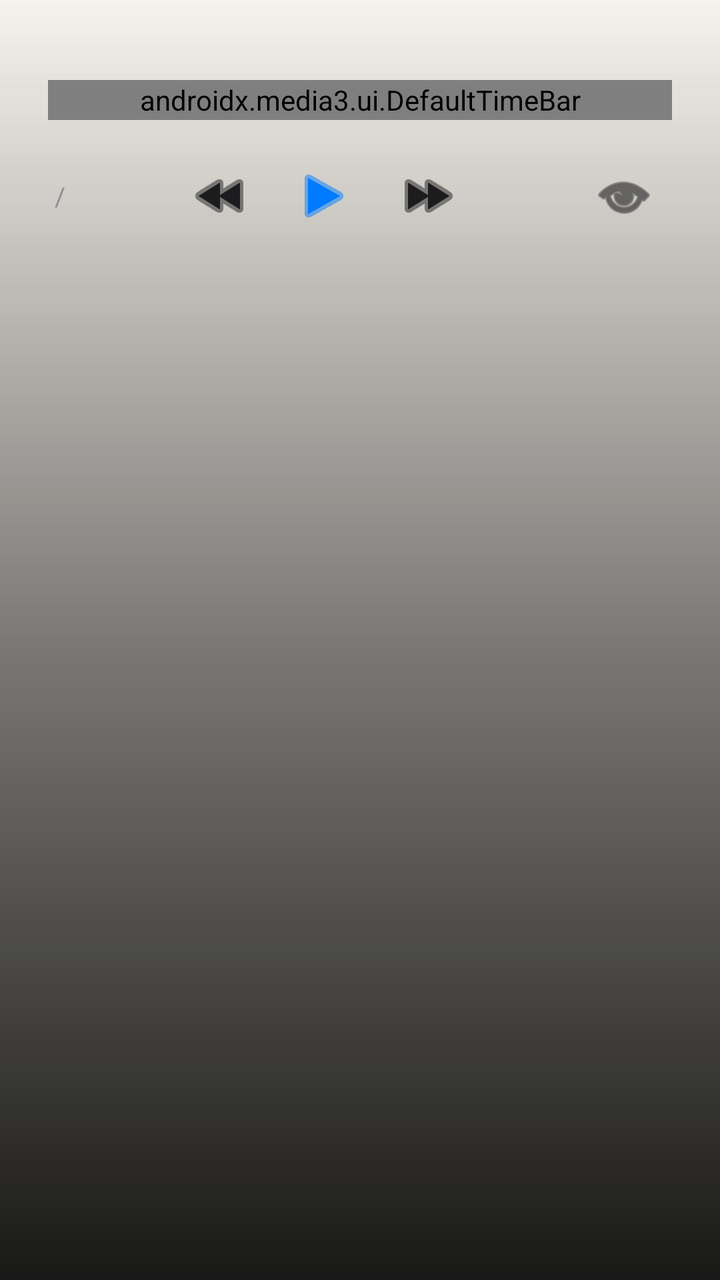
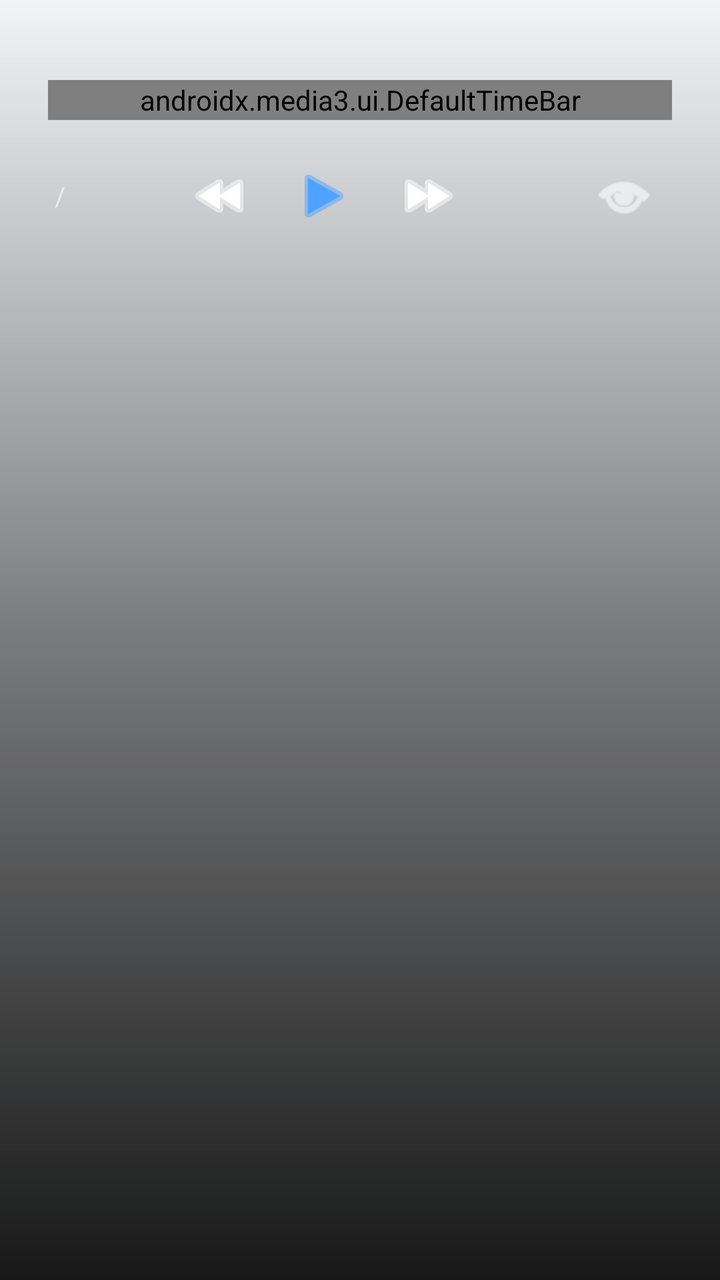

Two renders of the same Android screen: before a commit and after it. Below are the layout's source before the change and the commit's diff.
<!-- AndroidManifest.xml: application theme Theme.IPTVPlayer -->
<!-- res/layout/player_controls.xml -->
<?xml version="1.0" encoding="utf-8"?>
<LinearLayout xmlns:android="http://schemas.android.com/apk/res/android"
    xmlns:app="http://schemas.android.com/apk/res-auto"
    android:id="@+id/exo_controller"
    android:layout_width="match_parent"
    android:layout_height="wrap_content"
    android:layout_gravity="bottom"
    android:orientation="vertical"
    android:background="@drawable/bg_bottom_scrim"
    android:paddingStart="24dp"
    android:paddingEnd="24dp"
    android:paddingBottom="20dp"
    android:paddingTop="40dp">

    
    <androidx.media3.ui.DefaultTimeBar
        android:id="@+id/exo_progress"
        android:layout_width="match_parent"
        android:layout_height="20dp"
        app:played_color="@color/primary"
        app:buffered_color="#66FFFFFF"
        app:unplayed_color="#44FFFFFF"
        app:scrubber_color="@color/accent"
        app:bar_height="4dp"
        app:scrubber_enabled_size="14dp" />

    <LinearLayout
        android:layout_width="match_parent"
        android:layout_height="wrap_content"
        android:orientation="horizontal"
        android:gravity="center_vertical"
        android:layout_marginTop="10dp">

        <TextView
            android:id="@+id/exo_position"
            android:layout_width="wrap_content"
            android:layout_height="wrap_content"
            android:textColor="@color/text_primary"
            android:textSize="13sp"
            android:fontFamily="monospace" />

        <TextView
            android:layout_width="wrap_content"
            android:layout_height="wrap_content"
            android:text=" / "
            android:textColor="@color/text_hint"
            android:textSize="13sp" />

        <TextView
            android:id="@+id/exo_duration"
            android:layout_width="wrap_content"
            android:layout_height="wrap_content"
            android:textColor="@color/text_secondary"
            android:textSize="13sp"
            android:fontFamily="monospace" />

        <View
            android:layout_width="0dp"
            android:layout_height="1dp"
            android:layout_weight="1" />

        <ImageButton
            android:id="@+id/exo_rew"
            android:layout_width="48dp"
            android:layout_height="48dp"
            android:src="@android:drawable/ic_media_rew"
            android:tint="@color/text_primary"
            android:background="?attr/selectableItemBackgroundBorderless"
            android:contentDescription="快退"
            android:focusable="true" />

        <ImageButton
            android:id="@+id/exo_play"
            android:layout_width="56dp"
            android:layout_height="56dp"
            android:src="@android:drawable/ic_media_play"
            android:tint="@color/primary"
            android:background="?attr/selectableItemBackgroundBorderless"
            android:contentDescription="播放" />

        <ImageButton
            android:id="@+id/exo_pause"
            android:layout_width="56dp"
            android:layout_height="56dp"
            android:src="@android:drawable/ic_media_pause"
            android:tint="@color/primary"
            android:background="?attr/selectableItemBackgroundBorderless"
            android:contentDescription="暂停"
            android:visibility="gone" />

        <ImageButton
            android:id="@+id/exo_ffwd"
            android:layout_width="48dp"
            android:layout_height="48dp"
            android:src="@android:drawable/ic_media_ff"
            android:tint="@color/text_primary"
            android:background="?attr/selectableItemBackgroundBorderless"
            android:contentDescription="快进" />

        <View
            android:layout_width="0dp"
            android:layout_height="1dp"
            android:layout_weight="1" />

        <ImageButton
            android:id="@+id/exo_fullscreen"
            android:layout_width="48dp"
            android:layout_height="48dp"
            android:src="@android:drawable/ic_menu_view"
            android:tint="@color/text_primary"
            android:background="?attr/selectableItemBackgroundBorderless"
            android:contentDescription="全屏" />
    </LinearLayout>
</LinearLayout>
<!-- resources referenced by this layout -->
<resources>
  <color name="accent">#FF007AFF</color>
  <color name="primary">#FF007AFF</color>
  <color name="text_hint">#FF8E8E93</color>
  <color name="text_primary">#FF1C1C1E</color>
  <color name="text_secondary">#FF6E6E73</color>
  <!-- drawable bg_bottom_scrim (drawable) -->
  <?xml version="1.0" encoding="utf-8"?>
  <shape xmlns:android="http://schemas.android.com/apk/res/android"
      android:shape="rectangle">
      <gradient
          android:angle="90"
          android:startColor="#E6000000"
          android:centerColor="#80000000"
          android:endColor="#00000000"
          android:type="linear" />
  </shape>
  <style name="Theme.IPTVPlayer" parent="Theme.MaterialComponents.NoActionBar">
          <item name="colorPrimary">@color/primary</item>
          <item name="colorPrimaryDark">@color/background</item>
          <item name="colorAccent">@color/accent</item>
          <item name="colorSecondary">@color/accent</item>
          <item name="android:windowBackground">@color/background</item>
          <item name="android:textColorPrimary">@color/text_primary</item>
          <item name="android:textColorSecondary">@color/text_secondary</item>
          <item name="android:textColorHint">@color/text_hint</item>
          <item name="android:windowNoTitle">true</item>
          <item name="android:windowFullscreen">false</item>
  
          
          <item name="alertDialogTheme">@style/Theme.IPTVPlayer.Dialog</item>
          <item name="materialAlertDialogTheme">@style/Theme.IPTVPlayer.Dialog</item>
      </style>
  <color name="background">#FFF6F3EC</color>
  <style name="Theme.IPTVPlayer.Dialog" parent="ThemeOverlay.MaterialComponents.Dialog.Alert">
          <item name="colorSurface">@color/surface</item>
          <item name="colorOnSurface">@color/text_primary</item>
          <item name="colorPrimary">@color/primary</item>
          <item name="colorAccent">@color/primary</item>
          <item name="android:textColorPrimary">@color/text_primary</item>
          <item name="android:textColorSecondary">@color/text_secondary</item>
          <item name="android:textColorHint">@color/text_hint</item>
          <item name="android:windowBackground">@drawable/bg_dialog_dark</item>
          <item name="buttonBarPositiveButtonStyle">@style/DialogButton</item>
          <item name="buttonBarNegativeButtonStyle">@style/DialogButton</item>
          <item name="buttonBarNeutralButtonStyle">@style/DialogButton</item>
      </style>
  <color name="surface">#FFFFFDF8</color>
  <!-- drawable bg_dialog_dark (drawable) -->
  <?xml version="1.0" encoding="utf-8"?>
  <shape xmlns:android="http://schemas.android.com/apk/res/android"
      android:shape="rectangle">
      <solid android:color="#FFFFFDF8" />
      <corners android:radius="28dp" />
      <stroke
          android:width="1dp"
          android:color="#1A3A3528" />
  </shape>
  <style name="DialogButton" parent="Widget.MaterialComponents.Button.TextButton.Dialog">
          <item name="android:textColor">@color/primary</item>
          <item name="android:textSize">15sp</item>
      </style>
</resources>

<!-- the commit's change to res/layout/player_controls.xml (unified diff, before → after) -->
@@ -35,7 +35,7 @@
             android:id="@+id/exo_position"
             android:layout_width="wrap_content"
             android:layout_height="wrap_content"
-            android:textColor="@color/text_primary"
+            android:textColor="#FFFFFFFF"
             android:textSize="13sp"
             android:fontFamily="monospace" />
 
@@ -43,14 +43,14 @@
             android:layout_width="wrap_content"
             android:layout_height="wrap_content"
             android:text=" / "
-            android:textColor="@color/text_hint"
+            android:textColor="#99FFFFFF"
             android:textSize="13sp" />
 
         <TextView
             android:id="@+id/exo_duration"
             android:layout_width="wrap_content"
             android:layout_height="wrap_content"
-            android:textColor="@color/text_secondary"
+            android:textColor="#B3FFFFFF"
             android:textSize="13sp"
             android:fontFamily="monospace" />
 
@@ -64,7 +64,7 @@
             android:layout_width="48dp"
             android:layout_height="48dp"
             android:src="@android:drawable/ic_media_rew"
-            android:tint="@color/text_primary"
+            android:tint="#FFFFFFFF"
             android:background="?attr/selectableItemBackgroundBorderless"
             android:contentDescription="快退"
             android:focusable="true" />
@@ -74,7 +74,7 @@
             android:layout_width="56dp"
             android:layout_height="56dp"
             android:src="@android:drawable/ic_media_play"
-            android:tint="@color/primary"
+            android:tint="#4DA3FF"
             android:background="?attr/selectableItemBackgroundBorderless"
             android:contentDescription="播放" />
 
@@ -83,7 +83,7 @@
             android:layout_width="56dp"
             android:layout_height="56dp"
             android:src="@android:drawable/ic_media_pause"
-            android:tint="@color/primary"
+            android:tint="#4DA3FF"
             android:background="?attr/selectableItemBackgroundBorderless"
             android:contentDescription="暂停"
             android:visibility="gone" />
@@ -93,7 +93,7 @@
             android:layout_width="48dp"
             android:layout_height="48dp"
             android:src="@android:drawable/ic_media_ff"
-            android:tint="@color/text_primary"
+            android:tint="#FFFFFFFF"
             android:background="?attr/selectableItemBackgroundBorderless"
             android:contentDescription="快进" />
 
@@ -107,7 +107,7 @@
             android:layout_width="48dp"
             android:layout_height="48dp"
             android:src="@android:drawable/ic_menu_view"
-            android:tint="@color/text_primary"
+            android:tint="#FFFFFFFF"
             android:background="?attr/selectableItemBackgroundBorderless"
             android:contentDescription="全屏" />
     </LinearLayout>
<!-- resource entries referenced after the edit -->
@@ -32,7 +32,7 @@
           <item name="alertDialogTheme">@style/Theme.IPTVPlayer.Dialog</item>
           <item name="materialAlertDialogTheme">@style/Theme.IPTVPlayer.Dialog</item>
       </style>
-  <color name="background">#FFF6F3EC</color>
+  <color name="background">#FFF2F4F7</color>
   <style name="Theme.IPTVPlayer.Dialog" parent="ThemeOverlay.MaterialComponents.Dialog.Alert">
           <item name="colorSurface">@color/surface</item>
           <item name="colorOnSurface">@color/text_primary</item>
@@ -46,16 +46,16 @@
           <item name="buttonBarNegativeButtonStyle">@style/DialogButton</item>
           <item name="buttonBarNeutralButtonStyle">@style/DialogButton</item>
       </style>
-  <color name="surface">#FFFFFDF8</color>
+  <color name="surface">#FFFFFFFF</color>
   <!-- drawable bg_dialog_dark (drawable) -->
   <?xml version="1.0" encoding="utf-8"?>
   <shape xmlns:android="http://schemas.android.com/apk/res/android"
       android:shape="rectangle">
-      <solid android:color="#FFFFFDF8" />
+      <solid android:color="#FFFFFFFF" />
       <corners android:radius="28dp" />
       <stroke
           android:width="1dp"
-          android:color="#1A3A3528" />
+          android:color="#1A2C3440" />
   </shape>
   <style name="DialogButton" parent="Widget.MaterialComponents.Button.TextButton.Dialog">
           <item name="android:textColor">@color/primary</item>
